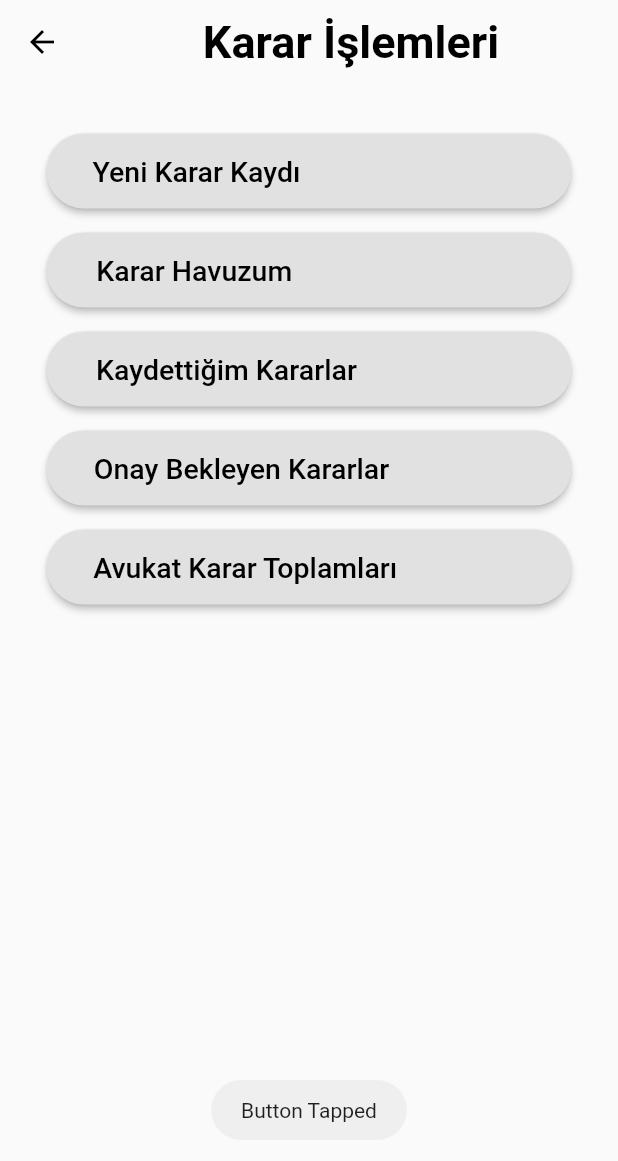
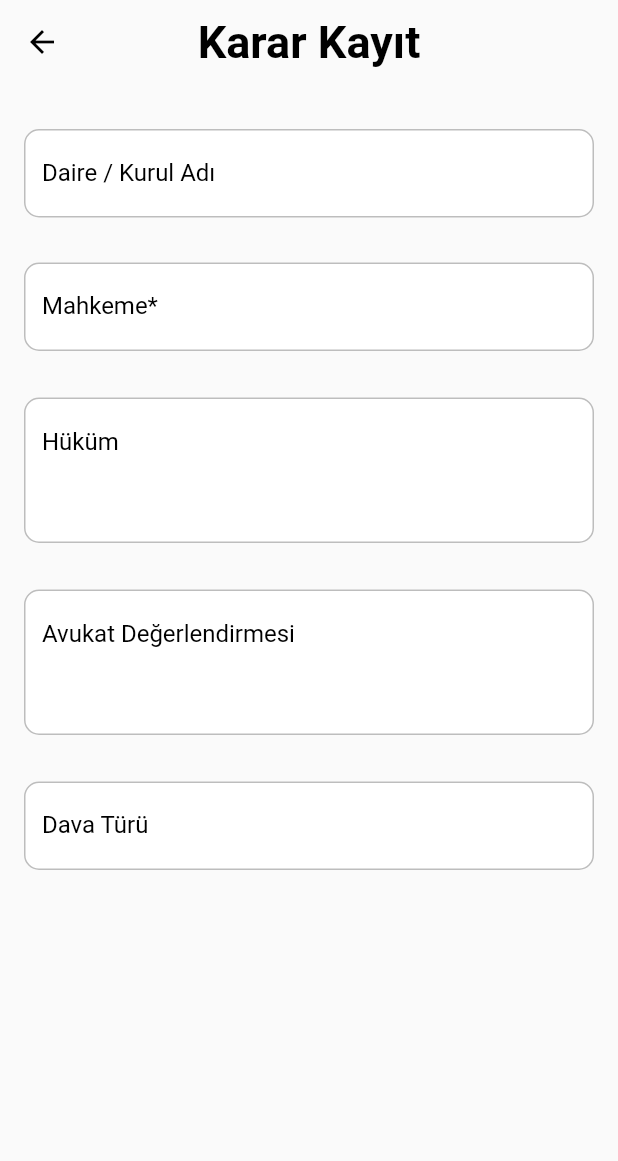
Before and after one commit to iremturanli/KararTek_Mobile, a Flutter app: the kararIslemleri screen opened directly, after a tap on "Yeni Karar Kaydı", on a phone screen of 412 x 824 dp. Shown: the top 1161 px of the screen. Run offline on Flutter 3.47's test engine with Material 2 defaults, Android fonts, the phone set to English and light mode, and no system bars; our stand-ins replace dropdown_button2, fluttertoast, lottie, mask_text_input_formatter.

Commit message:
Last verison

```diff
--- a/lib/homePage.dart
+++ b/lib/homePage.dart
@@ -5,6 +5,7 @@ import 'package:flutter_application_1/kararArama.dart';
 import 'package:flutter_application_1/kararAramaTest.dart';
 import 'package:flutter_application_1/kararIslemleri.dart';
 import 'package:flutter_application_1/popUp.dart';
+import 'package:flutter_application_1/profilim.dart';
 
 import 'Card.dart';
 
@@ -72,7 +73,7 @@ class _DashboardState extends State<Dashboard> {
                 ),
                 makeDashboardItem("Profilim", Icons.person, (() {
                   Navigator.push(context,
-                      MaterialPageRoute(builder: (context) => KararArama()));
+                      MaterialPageRoute(builder: (context) => profilim()));
                 })),
               ],
             ),
--- a/lib/iletisimBilgileri.dart
+++ b/lib/iletisimBilgileri.dart
@@ -1,9 +1,5 @@
 import 'package:flutter/material.dart';
-import 'package:flutter_application_1/homePage.dart';
 import 'package:flutter/cupertino.dart';
-import 'package:flutter_application_1/main.dart';
-import 'package:flutter_application_1/iletisim.dart';
-import 'package:flutter_application_1/sSorular.dart';
 
 class iletisimBilgileri extends StatelessWidget {
   const iletisimBilgileri({Key? key}) : super(key: key);
--- a/lib/kararIslemleri.dart
+++ b/lib/kararIslemleri.dart
@@ -1,4 +1,5 @@
 import 'package:flutter/material.dart';
+import 'package:flutter_application_1/kararKayit.dart';
 import 'package:fluttertoast/fluttertoast.dart';
 
 class kararIslemleri extends StatelessWidget {
@@ -7,12 +8,11 @@ class kararIslemleri extends StatelessWidget {
   Widget build(BuildContext context) {
     return Scaffold(
       appBar: AppBar(
-        title: Center(
-          child: const Text(
-            'Karar İşlemleri',
-            style: TextStyle(
-                color: Colors.black, fontSize: 30, fontWeight: FontWeight.bold),
-          ),
+        centerTitle: true,
+        title: Text(
+          'Karar İşlemleri',
+          style: TextStyle(
+              color: Colors.black, fontSize: 30, fontWeight: FontWeight.bold),
         ),
         backgroundColor: Colors.transparent,
         bottomOpacity: 0.0,
@@ -32,7 +32,10 @@ class kararIslemleri extends StatelessWidget {
                           borderRadius: BorderRadius.circular(35)),
                       minimumSize: Size(350, 50),
                       backgroundColor: Color.fromRGBO(225, 225, 225, 100)),
-                  onPressed: _showToast,
+                  onPressed: () {
+                    Navigator.push(context,
+                        MaterialPageRoute(builder: (context) => kararKayit()));
+                  },
                   child: Padding(
                     padding: const EdgeInsets.only(right: 150.0),
                     child: Text(
--- /dev/null
+++ b/lib/kararKayit.dart
@@ -0,0 +1,145 @@
+import 'package:flutter/material.dart';
+import 'package:flutter/cupertino.dart';
+
+class kararKayit extends StatefulWidget {
+  kararKayit({
+    Key? key,
+  }) : super(key: key);
+
+  @override
+  State<kararKayit> createState() => _kararKayitState();
+}
+
+class _kararKayitState extends State<kararKayit> {
+  final textEditingController = TextEditingController();
+  @override
+  Widget build(BuildContext context) {
+    return Scaffold(
+      appBar: AppBar(
+        centerTitle: true,
+        title: Text(
+          'Karar Kayıt',
+          style: TextStyle(
+              color: Colors.black, fontSize: 30, fontWeight: FontWeight.bold),
+        ),
+        backgroundColor: Colors.transparent,
+        bottomOpacity: 0.0,
+        elevation: 0.0,
+        iconTheme: IconThemeData(color: Colors.black),
+      ),
+      body: ListView(
+        children: <Widget>[
+          const SizedBox(height: 30),
+          Padding(
+            padding: const EdgeInsets.symmetric(horizontal: 16.0),
+            child: TextFormField(
+              decoration: InputDecoration(
+                  filled: true,
+                  fillColor: const Color.fromARGB(255, 255, 255, 255),
+                  focusedBorder: const OutlineInputBorder(
+                      borderRadius: BorderRadius.all(Radius.circular(8))),
+                  enabledBorder: OutlineInputBorder(
+                    borderRadius: BorderRadius.circular(10),
+                    // ignore: prefer_const_constructors
+                    borderSide: BorderSide(
+                      width: 1,
+                      color: const Color.fromARGB(255, 189, 189, 189),
+                    ),
+                  ),
+                  labelText: 'Daire / Kurul Adı',
+                  labelStyle: const TextStyle(color: Colors.black)),
+            ),
+          ),
+          const SizedBox(height: 30),
+          Padding(
+              padding: const EdgeInsets.symmetric(horizontal: 16.0),
+              child: TextFormField(
+                decoration: InputDecoration(
+                    filled: true,
+                    fillColor: const Color.fromARGB(255, 255, 255, 255),
+                    focusedBorder: const OutlineInputBorder(
+                        borderRadius: BorderRadius.all(Radius.circular(8))),
+                    enabledBorder: OutlineInputBorder(
+                      borderRadius: BorderRadius.circular(10),
+                      // ignore: prefer_const_constructors
+                      borderSide: BorderSide(
+                        width: 1,
+                        color: const Color.fromARGB(255, 189, 189, 189),
+                      ),
+                    ),
+                    labelText: 'Mahkeme*',
+                    labelStyle: const TextStyle(color: Colors.black)),
+              )),
+          const SizedBox(height: 31),
+          Padding(
+              padding: const EdgeInsets.symmetric(horizontal: 16.0),
+              child: TextFormField(
+                textAlignVertical: TextAlignVertical.top,
+                minLines: 3,
+                maxLines: null,
+                decoration: InputDecoration(
+                    filled: true,
+                    fillColor: const Color.fromARGB(255, 255, 255, 255),
+                    focusedBorder: const OutlineInputBorder(
+                        borderRadius: BorderRadius.all(Radius.circular(8))),
+                    enabledBorder: OutlineInputBorder(
+                      borderRadius: BorderRadius.circular(10),
+                      // ignore: prefer_const_constructors
+                      borderSide: BorderSide(
+                        width: 1,
+                        color: const Color.fromARGB(255, 189, 189, 189),
+                      ),
+                    ),
+                    labelText: 'Hüküm',
+                    alignLabelWithHint: true,
+                    labelStyle: const TextStyle(color: Colors.black)),
+              )),
+          const SizedBox(height: 31),
+          Padding(
+              padding: const EdgeInsets.symmetric(horizontal: 16.0),
+              child: TextFormField(
+                textAlignVertical: TextAlignVertical.top,
+                minLines: 3,
+                maxLines: null,
+                decoration: InputDecoration(
+                    filled: true,
+                    fillColor: const Color.fromARGB(255, 255, 255, 255),
+                    focusedBorder: const OutlineInputBorder(
+                        borderRadius: BorderRadius.all(Radius.circular(8))),
+                    enabledBorder: OutlineInputBorder(
+                      borderRadius: BorderRadius.circular(10),
+                      // ignore: prefer_const_constructors
+                      borderSide: BorderSide(
+                        width: 1,
+                        color: const Color.fromARGB(255, 189, 189, 189),
+                      ),
+                    ),
+                    labelText: 'Avukat Değerlendirmesi',
+                    alignLabelWithHint: true,
+                    labelStyle: const TextStyle(color: Colors.black)),
+              )),
+          const SizedBox(height: 31),
+          Padding(
+              padding: const EdgeInsets.symmetric(horizontal: 16.0),
+              child: TextFormField(
+                decoration: InputDecoration(
+                    filled: true,
+                    fillColor: const Color.fromARGB(255, 255, 255, 255),
+                    focusedBorder: const OutlineInputBorder(
+                        borderRadius: BorderRadius.all(Radius.circular(8))),
+                    enabledBorder: OutlineInputBorder(
+                      borderRadius: BorderRadius.circular(10),
+                      // ignore: prefer_const_constructors
+                      borderSide: BorderSide(
+                        width: 1,
+                        color: const Color.fromARGB(255, 189, 189, 189),
+                      ),
+                    ),
+                    labelText: 'Dava Türü',
+                    labelStyle: const TextStyle(color: Colors.black)),
+              )),
+        ],
+      ),
+    );
+  }
+}
--- /dev/null
+++ b/lib/profilim.dart
@@ -0,0 +1,49 @@
+import 'package:flutter/material.dart';
+import 'package:flutter/services.dart';
+import 'package:flutter_application_1/homePage.dart';
+import 'package:flutter_application_1/login.dart';
+import 'package:flutter_application_1/main.dart';
+import 'package:mask_text_input_formatter/mask_text_input_formatter.dart';
+import 'package:fluttertoast/fluttertoast.dart';
+
+class profilim extends StatefulWidget {
+  const profilim({Key? key}) : super(key: key);
+
+  @override
+  State<profilim> createState() => _profilimState();
+}
+
+class _profilimState extends State<profilim> {
+  TextEditingController nameController = TextEditingController();
+  TextEditingController phoneController = TextEditingController();
+
+  var maskFormatter = new MaskTextInputFormatter(
+      mask: '(###) ### ## ##',
+      filter: {"#": RegExp(r'[0-9]')},
+      type: MaskAutoCompletionType.lazy);
+
+  @override
+  Widget build(BuildContext context) {
+    return Scaffold(
+      appBar: AppBar(
+        centerTitle: true,
+        title: const Text(
+          'Profilim',
+          style: TextStyle(
+              color: Colors.black, fontSize: 30, fontWeight: FontWeight.bold),
+        ),
+        backgroundColor: Colors.transparent,
+        bottomOpacity: 0.0,
+        elevation: 0.0,
+        iconTheme: IconThemeData(color: Colors.black),
+        actions: <Widget>[
+          IconButton(onPressed: _showToast, icon: Icon(Icons.person))
+        ],
+      ),
+    );
+  }
+
+  void _showToast() => Fluttertoast.showToast(
+        msg: 'Button Tapped',
+      );
+}
```
